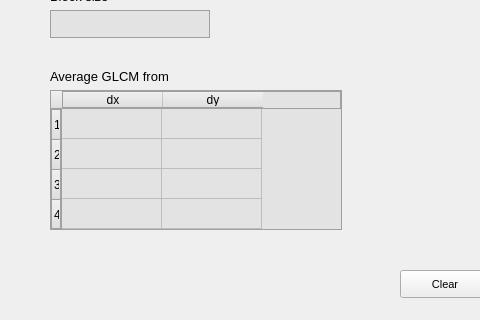
Above: designs/design.ui from ola567/GLCM before the change; both pictures show x 0 to 480 and y 280 to 600 of the 640 by 600 pixel window. Below: the same form after it.
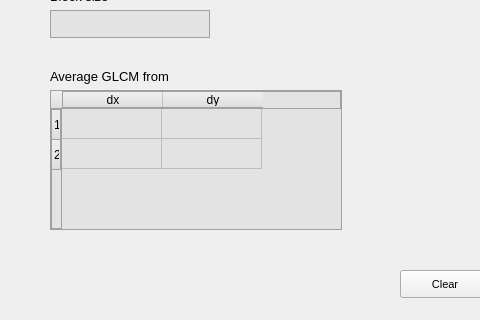
That is the form after the change.

Commit message: read all inputs after apply button

Diff of the .ui file:
```diff
--- a/designs/design.ui
+++ b/designs/design.ui
@@ -248,16 +248,6 @@
       <string>2</string>
      </property>
     </row>
-    <row>
-     <property name="text">
-      <string>3</string>
-     </property>
-    </row>
-    <row>
-     <property name="text">
-      <string notr="true">4</string>
-     </property>
-    </row>
     <column>
      <property name="text">
       <string>dx</string>
```
The commit also changes 1 other file.
